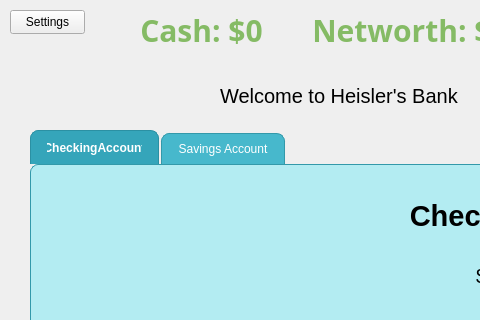
Before: the Qt Designer form mainwindow.ui in NandhiniRam2005/CS3505-Group-Assignment9-LifeInvestor, drawn with Qt 5; both pictures show x 0 to 480 and y 0 to 320 of the 800 by 530 pixel window.
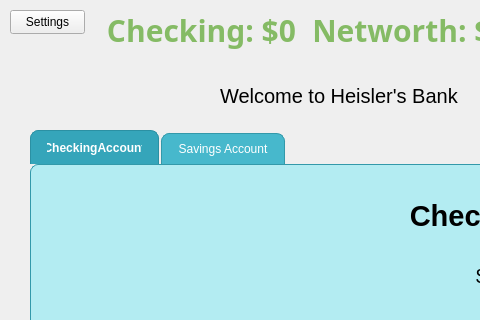
After: the same form once the commit is applied. Icons and pictures are not drawn.

What changed in the file:
```diff
--- a/mainwindow.ui
+++ b/mainwindow.ui
@@ -4206,7 +4206,7 @@
 }</string>
        </property>
        <property name="text">
-        <string>Cash: $0</string>
+        <string>Checking: $0</string>
        </property>
        <property name="alignment">
         <set>Qt::AlignmentFlag::AlignCenter</set>
```
